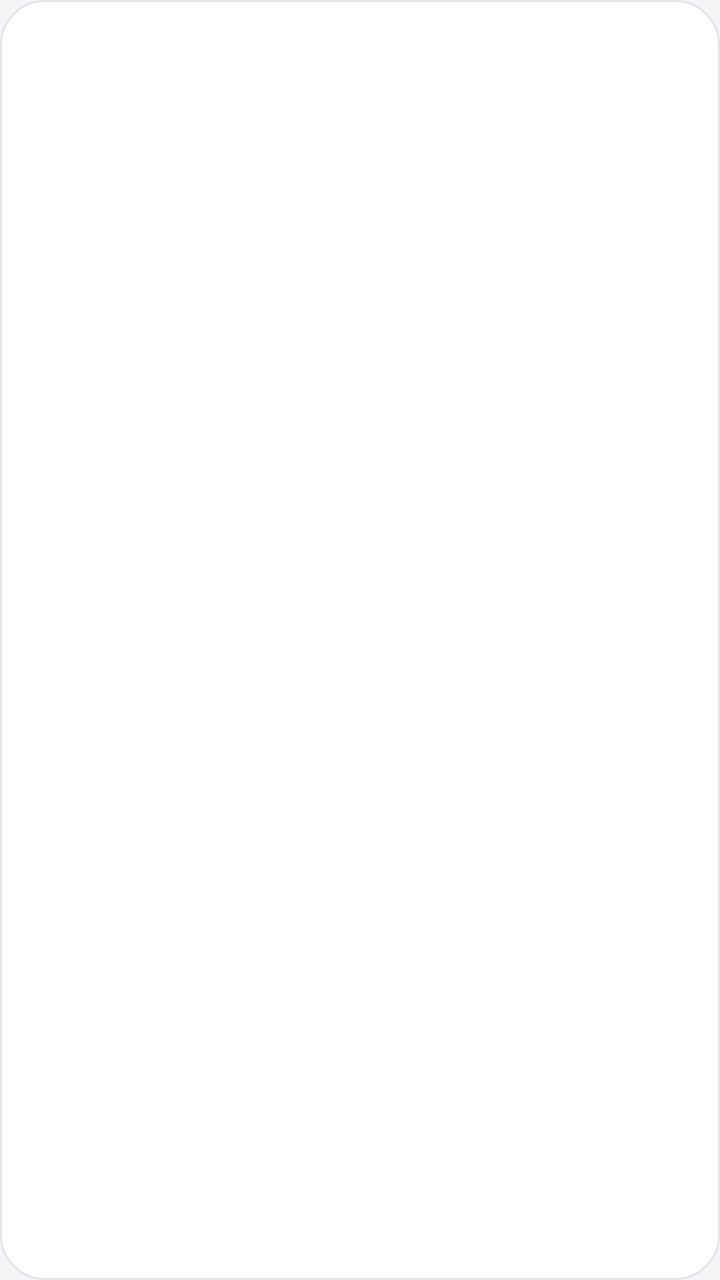
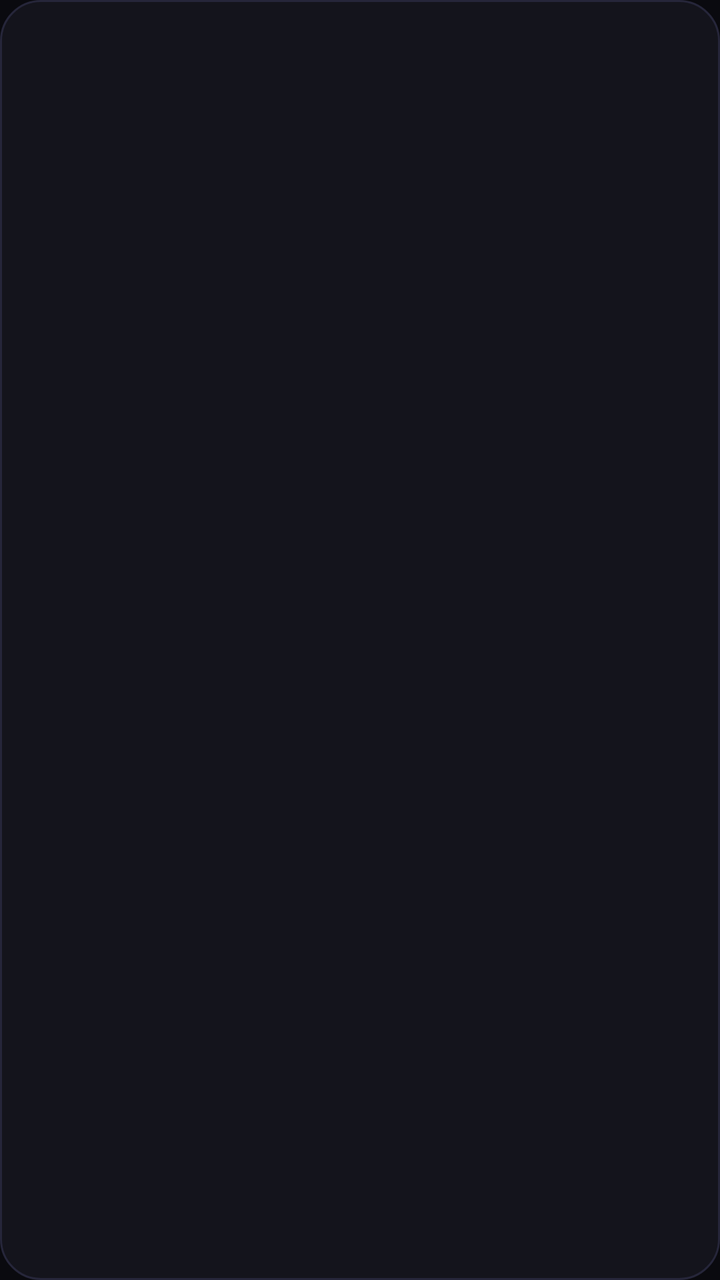

Two renders of the same Android screen: before a commit and after it. Below are the layout's source before the change and the commit's diff.
<!-- AndroidManifest.xml: application theme AppTheme -->
<!-- res/layout/item_mode.xml -->
<?xml version="1.0" encoding="utf-8"?>
<LinearLayout xmlns:android="http://schemas.android.com/apk/res/android"
    android:layout_width="0dp"
    android:layout_height="match_parent"
    android:layout_weight="1"
    android:background="@drawable/bg_mode"
    android:clickable="true"
    android:focusable="true"
    android:minHeight="124dp"
    android:orientation="vertical"
    android:padding="18dp">

    <ImageView
        android:id="@+id/icon"
        android:layout_width="28dp"
        android:layout_height="28dp"
        android:importantForAccessibility="no"
        android:tint="@color/icon_on_card" />

    <View
        android:layout_width="match_parent"
        android:layout_height="0dp"
        android:layout_weight="1" />

    <TextView
        android:id="@+id/label"
        android:layout_width="wrap_content"
        android:layout_height="wrap_content"
        android:layout_marginTop="16dp"
        android:fontFamily="sans-serif-medium"
        android:textColor="@color/label_on_card"
        android:textSize="16sp" />

    <TextView
        android:id="@+id/sub"
        android:layout_width="wrap_content"
        android:layout_height="wrap_content"
        android:layout_marginTop="2dp"
        android:textColor="@color/sub_on_card"
        android:textSize="13sp" />
</LinearLayout>
<!-- resources referenced by this layout -->
<resources>
  <!-- drawable bg_mode (drawable) -->
  <?xml version="1.0" encoding="utf-8"?>
  <ripple xmlns:android="http://schemas.android.com/apk/res/android"
      android:color="#33808080">
      <item>
          <selector>
              <item android:state_selected="true">
                  <shape android:shape="rectangle">
                      <solid android:color="@color/accent" />
                      <corners android:radius="22dp" />
                  </shape>
              </item>
              <item>
                  <shape android:shape="rectangle">
                      <solid android:color="@color/card" />
                      <stroke
                          android:width="1dp"
                          android:color="@color/stroke" />
                      <corners android:radius="22dp" />
                  </shape>
              </item>
          </selector>
      </item>
      <item android:id="@android:id/mask">
          <shape android:shape="rectangle">
              <solid android:color="#FFFFFFFF" />
              <corners android:radius="22dp" />
          </shape>
      </item>
  </ripple>
  <style name="AppTheme" parent="android:Theme.DeviceDefault.DayNight">
          <item name="android:windowActionBar">false</item>
          <item name="android:windowNoTitle">true</item>
          <item name="android:windowBackground">@color/bg</item>
          <item name="android:colorAccent">@color/accent</item>
          <item name="android:statusBarColor">@android:color/transparent</item>
          <item name="android:navigationBarColor">@android:color/transparent</item>
          <item name="android:enforceNavigationBarContrast">false</item>
          <item name="android:windowLightStatusBar">@bool/light_bars</item>
          <item name="android:windowLightNavigationBar">@bool/light_bars</item>
      </style>
  <color name="accent">#5B5BEA</color>
  <color name="card">#FFFFFF</color>
  <color name="stroke">#E4E4E9</color>
  <color name="bg">#F5F5F7</color>
</resources>

<!-- the commit's change to res/layout/item_mode.xml (unified diff, before → after) -->
@@ -1,14 +1,15 @@
 <?xml version="1.0" encoding="utf-8"?>
 <LinearLayout xmlns:android="http://schemas.android.com/apk/res/android"
     android:layout_width="0dp"
-    android:layout_height="match_parent"
+    android:layout_height="92dp"
     android:layout_weight="1"
-    android:background="@drawable/bg_mode"
+    android:background="@drawable/bg_tile"
     android:clickable="true"
     android:focusable="true"
-    android:minHeight="124dp"
+    android:gravity="center"
     android:orientation="vertical"
-    android:padding="18dp">
+    android:paddingStart="6dp"
+    android:paddingEnd="6dp">
 
     <ImageView
         android:id="@+id/icon"
@@ -17,25 +18,17 @@
         android:importantForAccessibility="no"
         android:tint="@color/icon_on_card" />
 
-    <View
-        android:layout_width="match_parent"
-        android:layout_height="0dp"
-        android:layout_weight="1" />
-
     <TextView
         android:id="@+id/label"
-        android:layout_width="wrap_content"
+        android:layout_width="match_parent"
         android:layout_height="wrap_content"
-        android:layout_marginTop="16dp"
+        android:layout_marginTop="9dp"
+        android:autoSizeMaxTextSize="13sp"
+        android:autoSizeMinTextSize="8sp"
+        android:autoSizeStepGranularity="1sp"
+        android:autoSizeTextType="uniform"
         android:fontFamily="sans-serif-medium"
-        android:textColor="@color/label_on_card"
-        android:textSize="16sp" />
-
-    <TextView
-        android:id="@+id/sub"
-        android:layout_width="wrap_content"
-        android:layout_height="wrap_content"
-        android:layout_marginTop="2dp"
-        android:textColor="@color/sub_on_card"
-        android:textSize="13sp" />
+        android:gravity="center"
+        android:maxLines="1"
+        android:textColor="@color/label_on_card" />
 </LinearLayout>
<!-- resource entries referenced after the edit -->
@@ -1,15 +1,18 @@
 <!-- resources referenced by this layout -->
 <resources>
-  <!-- drawable bg_mode (drawable) -->
+  <!-- drawable bg_tile (drawable) -->
   <?xml version="1.0" encoding="utf-8"?>
   <ripple xmlns:android="http://schemas.android.com/apk/res/android"
-      android:color="#33808080">
+      android:color="#33FFFFFF">
       <item>
           <selector>
               <item android:state_selected="true">
                   <shape android:shape="rectangle">
-                      <solid android:color="@color/accent" />
-                      <corners android:radius="22dp" />
+                      <gradient
+                          android:angle="0"
+                          android:endColor="@color/accent2"
+                          android:startColor="@color/accent" />
+                      <corners android:radius="20dp" />
                   </shape>
               </item>
               <item>
@@ -18,7 +21,7 @@
                       <stroke
                           android:width="1dp"
                           android:color="@color/stroke" />
-                      <corners android:radius="22dp" />
+                      <corners android:radius="20dp" />
                   </shape>
               </item>
           </selector>
@@ -26,11 +29,11 @@
       <item android:id="@android:id/mask">
           <shape android:shape="rectangle">
               <solid android:color="#FFFFFFFF" />
-              <corners android:radius="22dp" />
+              <corners android:radius="20dp" />
           </shape>
       </item>
   </ripple>
-  <style name="AppTheme" parent="android:Theme.DeviceDefault.DayNight">
+  <style name="AppTheme" parent="android:Theme.DeviceDefault">
           <item name="android:windowActionBar">false</item>
           <item name="android:windowNoTitle">true</item>
           <item name="android:windowBackground">@color/bg</item>
@@ -41,9 +44,10 @@
           <item name="android:windowLightStatusBar">@bool/light_bars</item>
           <item name="android:windowLightNavigationBar">@bool/light_bars</item>
       </style>
-  <color name="accent">#5B5BEA</color>
-  <color name="card">#FFFFFF</color>
-  <color name="stroke">#E4E4E9</color>
-  <color name="bg">#F5F5F7</color>
+  <color name="accent2">#FF5C9E</color>
+  <color name="accent">#7C5CFF</color>
+  <color name="card">#14141C</color>
+  <color name="stroke">#26263A</color>
+  <color name="bg">#0A0A0F</color>
 </resources>
 
